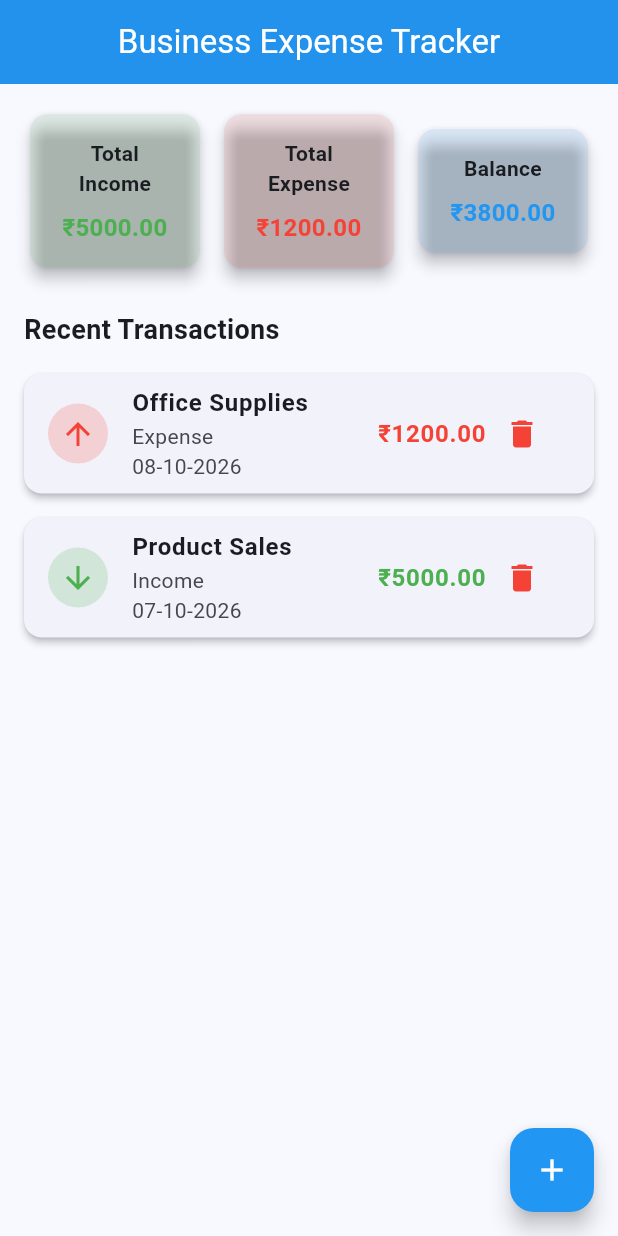
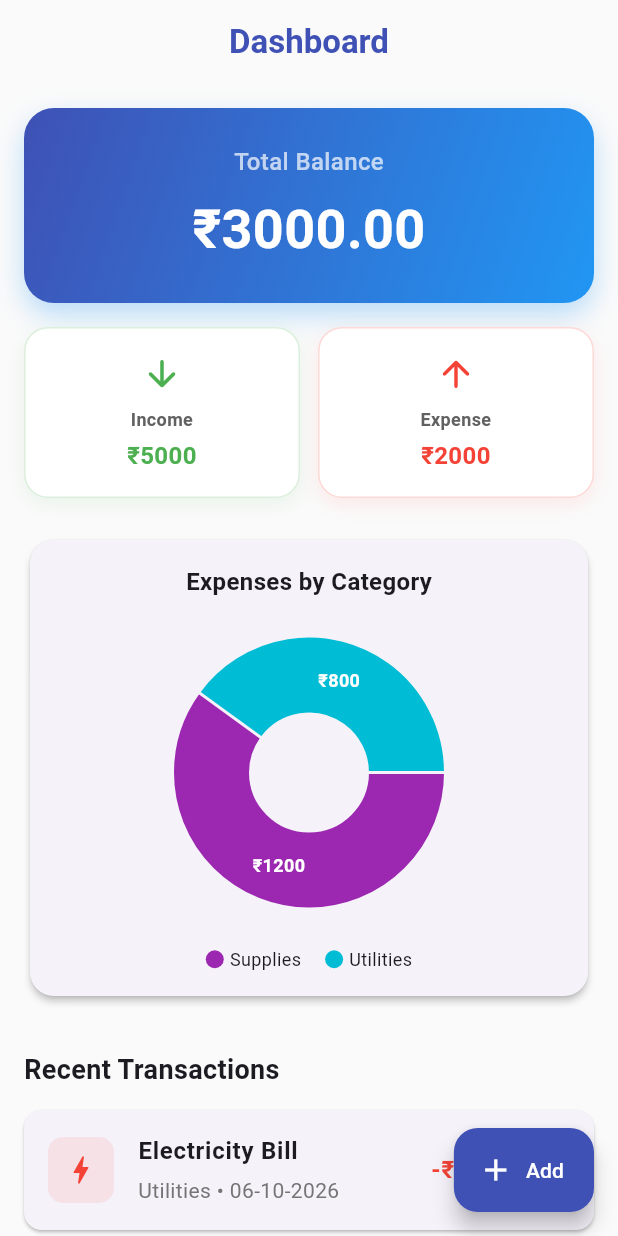
Before and after one commit to Saketh17-max/Expense-Tracker, a Flutter app: the screen it shows after launch, on a phone screen of 412 x 824 dp. Run offline on Flutter 3.47's test engine with Material 3 defaults, Android fonts, the phone set to English and light mode, and no system bars; drawn by our look-alikes of fl_chart.

Commit message:
feat: redesign UI, add categories, and add expense pie chart

```diff
--- a/lib/main.dart
+++ b/lib/main.dart
@@ -5,7 +5,6 @@ import 'screens/home_screen.dart';
 
 void main() {
   runApp(
-    // Wrap the entire app with ChangeNotifierProvider to manage state globally
     ChangeNotifierProvider(
       create: (context) => TransactionProvider(),
       child: const MyApp(),
@@ -20,26 +19,24 @@ class MyApp extends StatelessWidget {
   Widget build(BuildContext context) {
     return MaterialApp(
       title: 'Business Expense Tracker',
-      debugShowCheckedModeBanner: false, // Clean UI without debug banner
+      debugShowCheckedModeBanner: false,
       theme: ThemeData(
         useMaterial3: true,
-        primarySwatch: Colors.blue,
-        colorScheme: ColorScheme.fromSeed(seedColor: Colors.blue),
+        colorScheme: ColorScheme.fromSeed(
+          seedColor: Colors.indigo,
+          brightness: Brightness.light,
+        ),
         appBarTheme: const AppBarTheme(
-          backgroundColor: Colors.blue,
+          backgroundColor: Colors.transparent,
+          foregroundColor: Colors.indigo,
+          elevation: 0,
+        ),
+        floatingActionButtonTheme: FloatingActionButtonThemeData(
+          backgroundColor: Colors.indigo,
           foregroundColor: Colors.white,
-          elevation: 2,
+          shape: RoundedRectangleBorder(borderRadius: BorderRadius.circular(16)),
         ),
-        elevatedButtonTheme: ElevatedButtonThemeData(
-          style: ElevatedButton.styleFrom(
-            backgroundColor: Colors.blue,
-            foregroundColor: Colors.white,
-          ),
-        ),
-        floatingActionButtonTheme: const FloatingActionButtonThemeData(
-          backgroundColor: Colors.blue,
-          foregroundColor: Colors.white,
-        ),
+        scaffoldBackgroundColor: const Color(0xFFF8F9FA),
       ),
       home: const HomeScreen(),
     );
--- a/lib/models/transaction.dart
+++ b/lib/models/transaction.dart
@@ -6,6 +6,7 @@ class TransactionModel {
   final double amount;
   final TransactionType type;
   final DateTime date;
+  final String category; // Added category field
 
   TransactionModel({
     required this.id,
@@ -13,5 +14,6 @@ class TransactionModel {
     required this.amount,
     required this.type,
     required this.date,
+    required this.category,
   });
 }
--- a/lib/providers/transaction_provider.dart
+++ b/lib/providers/transaction_provider.dart
@@ -2,15 +2,15 @@ import 'package:flutter/material.dart';
 import '../models/transaction.dart';
 
 class TransactionProvider with ChangeNotifier {
-  // The private list of transactions
+  // Private list of transactions
   final List<TransactionModel> _transactions = [
-    // Some initial sample data to show the dashboard
     TransactionModel(
       id: DateTime.now().subtract(const Duration(days: 2)).toString(),
       title: 'Product Sales',
       amount: 5000,
       type: TransactionType.income,
       date: DateTime.now().subtract(const Duration(days: 2)),
+      category: 'Sales',
     ),
     TransactionModel(
       id: DateTime.now().subtract(const Duration(days: 1)).toString(),
@@ -18,53 +18,77 @@ class TransactionProvider with ChangeNotifier {
       amount: 1200,
       type: TransactionType.expense,
       date: DateTime.now().subtract(const Duration(days: 1)),
+      category: 'Supplies',
+    ),
+    TransactionModel(
+      id: DateTime.now().subtract(const Duration(days: 3)).toString(),
+      title: 'Electricity Bill',
+      amount: 800,
+      type: TransactionType.expense,
+      date: DateTime.now().subtract(const Duration(days: 3)),
+      category: 'Utilities',
     ),
   ];
 
-  // Getter to access the transaction list safely
   List<TransactionModel> get transactions {
-    // Return a copy or just the list, reversing it to show newest first
     return [..._transactions].reversed.toList();
   }
 
-  // Calculate total income
   double get totalIncome {
     double total = 0;
     for (var tx in _transactions) {
-      if (tx.type == TransactionType.income) {
-        total += tx.amount;
-      }
+      if (tx.type == TransactionType.income) total += tx.amount;
     }
     return total;
   }
 
-  // Calculate total expense
   double get totalExpense {
     double total = 0;
     for (var tx in _transactions) {
-      if (tx.type == TransactionType.expense) {
-        total += tx.amount;
-      }
+      if (tx.type == TransactionType.expense) total += tx.amount;
     }
     return total;
   }
 
-  // Calculate current balance (Income - Expense)
-  double get balance {
-    return totalIncome - totalExpense;
+  double get balance => totalIncome - totalExpense;
+
+  // Group expenses by category for charts
+  Map<String, double> get expensesByCategory {
+    Map<String, double> groupedData = {};
+    for (var tx in _transactions) {
+      if (tx.type == TransactionType.expense) {
+        if (groupedData.containsKey(tx.category)) {
+          groupedData[tx.category] = groupedData[tx.category]! + tx.amount;
+        } else {
+          groupedData[tx.category] = tx.amount;
+        }
+      }
+    }
+    return groupedData;
   }
 
-  // Add a new transaction
+  // Group income by category for charts
+  Map<String, double> get incomeByCategory {
+    Map<String, double> groupedData = {};
+    for (var tx in _transactions) {
+      if (tx.type == TransactionType.income) {
+        if (groupedData.containsKey(tx.category)) {
+          groupedData[tx.category] = groupedData[tx.category]! + tx.amount;
+        } else {
+          groupedData[tx.category] = tx.amount;
+        }
+      }
+    }
+    return groupedData;
+  }
+
   void addTransaction(TransactionModel newTx) {
     _transactions.add(newTx);
-    // notifyListeners() tells all listening widgets (like Consumer) to rebuild
     notifyListeners();
   }
 
-  // Delete a transaction by its ID
   void deleteTransaction(String id) {
     _transactions.removeWhere((tx) => tx.id == id);
-    // notifyListeners() updates the UI after deletion
     notifyListeners();
   }
 }
--- a/lib/screens/home_screen.dart
+++ b/lib/screens/home_screen.dart
@@ -3,6 +3,7 @@ import 'package:provider/provider.dart';
 import '../providers/transaction_provider.dart';
 import '../widgets/balance_card.dart';
 import '../widgets/transaction_card.dart';
+import '../widgets/expense_pie_chart.dart';
 import 'add_transaction_screen.dart';
 
 class HomeScreen extends StatelessWidget {
@@ -10,20 +11,45 @@ class HomeScreen extends StatelessWidget {
 
   @override
   Widget build(BuildContext context) {
-    // Scaffold provides the standard app structure
     return Scaffold(
+      backgroundColor: Colors.grey[50], // Slightly off-white background
       appBar: AppBar(
-        title: const Text('Business Expense Tracker'),
+        title: const Text('Dashboard', style: TextStyle(fontWeight: FontWeight.w600)),
         centerTitle: true,
+        elevation: 0,
       ),
-      body: Column(
+      body: Consumer<TransactionProvider>(
+        builder: (context, provider, child) {
+          final isEmpty = provider.transactions.isEmpty;
+
+          return CustomScrollView(
+            slivers: [
+              SliverToBoxAdapter(
+                child: Column(
                   crossAxisAlignment: CrossAxisAlignment.stretch,
                   children: [
-          // Display the summary cards for Income, Expense, and Balance
+                    // Summary Cards
                     const BalanceCard(),
 
+                    // Chart Section (Only show if there are transactions)
+                    if (!isEmpty)
                       const Padding(
                         padding: EdgeInsets.symmetric(horizontal: 16.0, vertical: 8.0),
+                        child: Card(
+                          elevation: 2,
+                          shape: RoundedRectangleBorder(
+                            borderRadius: BorderRadius.all(Radius.circular(16)),
+                          ),
+                          child: Padding(
+                            padding: EdgeInsets.all(16.0),
+                            child: ExpensePieChart(),
+                          ),
+                        ),
+                      ),
+
+                    // Title for Recent Transactions
+                    const Padding(
+                      padding: EdgeInsets.fromLTRB(16.0, 24.0, 16.0, 8.0),
                       child: Text(
                         'Recent Transactions',
                         style: TextStyle(
@@ -32,43 +58,47 @@ class HomeScreen extends StatelessWidget {
                         ),
                       ),
                     ),
+                  ],
+                ),
+              ),
 
-          // Expanded so the ListView takes the remaining screen space
-          Expanded(
-            // Consumer listens to TransactionProvider and rebuilds its builder
-            // function when notifyListeners() is called in the provider.
-            child: Consumer<TransactionProvider>(
-              builder: (context, provider, child) {
-                if (provider.transactions.isEmpty) {
-                  return const Center(
-                    child: Padding(
-                      padding: EdgeInsets.all(32.0),
-                      child: Text(
-                        'No transactions yet.\n\nAdd your first income or expense\nto start tracking your business.',
+              // Transactions List
+              if (isEmpty)
+                SliverFillRemaining(
+                  hasScrollBody: false,
+                  child: Center(
+                    child: Column(
+                      mainAxisAlignment: MainAxisAlignment.center,
+                      children: [
+                        Icon(Icons.account_balance_wallet_outlined, size: 64, color: Colors.grey[400]),
+                        const SizedBox(height: 16),
+                        Text(
+                          'No transactions yet.\nAdd your first income or expense!',
                           textAlign: TextAlign.center,
-                        style: TextStyle(
-                          fontSize: 16,
-                          color: Colors.grey,
+                          style: TextStyle(fontSize: 16, color: Colors.grey[600]),
+                        ),
+                      ],
+                    ),
+                  ),
+                )
+              else
+                SliverPadding(
+                  padding: const EdgeInsets.only(bottom: 80),
+                  sliver: SliverList(
+                    delegate: SliverChildBuilderDelegate(
+                      (context, index) {
+                        final tx = provider.transactions[index];
+                        return TransactionCard(transaction: tx);
+                      },
+                      childCount: provider.transactions.length,
                     ),
                   ),
                 ),
-                  );
-                }
-
-                return ListView.builder(
-                  itemCount: provider.transactions.length,
-                  itemBuilder: (context, index) {
-                    final tx = provider.transactions[index];
-                    return TransactionCard(transaction: tx);
-                  },
+            ],
           );
         },
       ),
-          ),
-        ],
-      ),
-      // FloatingActionButton navigates to the add transaction screen
-      floatingActionButton: FloatingActionButton(
+      floatingActionButton: FloatingActionButton.extended(
         onPressed: () {
           Navigator.push(
             context,
@@ -77,7 +107,8 @@ class HomeScreen extends StatelessWidget {
             ),
           );
         },
-        child: const Icon(Icons.add),
+        icon: const Icon(Icons.add),
+        label: const Text('Add'),
       ),
     );
   }
--- a/lib/widgets/balance_card.dart
+++ b/lib/widgets/balance_card.dart
@@ -8,31 +8,67 @@ class BalanceCard extends StatelessWidget {
 
   @override
   Widget build(BuildContext context) {
-    // We use context.watch() here so that this widget automatically
-    // rebuilds whenever the data in TransactionProvider changes.
     final provider = context.watch<TransactionProvider>();
 
     return Padding(
       padding: const EdgeInsets.all(16.0),
-      child: Row(
-        mainAxisAlignment: MainAxisAlignment.spaceEvenly,
+      child: Column(
+        children: [
+          // Large main balance
+          Container(
+            width: double.infinity,
+            padding: const EdgeInsets.symmetric(vertical: 24, horizontal: 16),
+            decoration: BoxDecoration(
+              gradient: const LinearGradient(
+                colors: [Colors.indigo, Colors.blue],
+                begin: Alignment.topLeft,
+                end: Alignment.bottomRight,
+              ),
+              borderRadius: BorderRadius.circular(20),
+              boxShadow: [
+                BoxShadow(
+                  color: Colors.blue.withValues(alpha: 0.3),
+                  blurRadius: 15,
+                  offset: const Offset(0, 8),
+                ),
+              ],
+            ),
+            child: Column(
+              children: [
+                const Text(
+                  'Total Balance',
+                  style: TextStyle(color: Colors.white70, fontSize: 16, fontWeight: FontWeight.w500),
+                ),
+                const SizedBox(height: 8),
+                Text(
+                  '₹${provider.balance.toStringAsFixed(2)}',
+                  style: const TextStyle(
+                    color: Colors.white,
+                    fontSize: 36,
+                    fontWeight: FontWeight.bold,
+                  ),
+                ),
+              ],
+            ),
+          ),
+          const SizedBox(height: 16),
+          // Income / Expense Row
+          Row(
             children: [
               SummaryCard(
-            title: 'Total Income',
+                title: 'Income',
                 amount: provider.totalIncome,
                 color: Colors.green,
+                icon: Icons.arrow_downward_rounded,
               ),
-          const SizedBox(width: 8),
+              const SizedBox(width: 12),
               SummaryCard(
-            title: 'Total Expense',
+                title: 'Expense',
                 amount: provider.totalExpense,
                 color: Colors.red,
+                icon: Icons.arrow_upward_rounded,
               ),
-          const SizedBox(width: 8),
-          SummaryCard(
-            title: 'Balance',
-            amount: provider.balance,
-            color: Colors.blue,
+            ],
           ),
         ],
       ),
--- /dev/null
+++ b/lib/widgets/expense_pie_chart.dart
@@ -0,0 +1,97 @@
+import 'package:flutter/material.dart';
+import 'package:fl_chart/fl_chart.dart';
+import 'package:provider/provider.dart';
+import '../providers/transaction_provider.dart';
+
+class ExpensePieChart extends StatelessWidget {
+  const ExpensePieChart({super.key});
+
+  @override
+  Widget build(BuildContext context) {
+    final provider = context.watch<TransactionProvider>();
+    final expensesByCategory = provider.expensesByCategory;
+
+    if (expensesByCategory.isEmpty) {
+      return const SizedBox(
+        height: 200,
+        child: Center(
+          child: Text(
+            'No expenses to show in chart',
+            style: TextStyle(color: Colors.grey),
+          ),
+        ),
+      );
+    }
+
+    // Assign colors to categories
+    final Map<String, Color> categoryColors = {
+      'Food': Colors.orange,
+      'Transport': Colors.blue,
+      'Utilities': Colors.cyan,
+      'Supplies': Colors.purple,
+      'Other': Colors.grey,
+    };
+
+    List<PieChartSectionData> sections = expensesByCategory.entries.map((entry) {
+      final category = entry.key;
+      final amount = entry.value;
+      final color = categoryColors[category] ?? Colors.indigo;
+
+      return PieChartSectionData(
+        color: color,
+        value: amount,
+        title: '₹${amount.toInt()}',
+        radius: 50,
+        titleStyle: const TextStyle(
+          fontSize: 12,
+          fontWeight: FontWeight.bold,
+          color: Colors.white,
+        ),
+      );
+    }).toList();
+
+    return Column(
+      children: [
+        const Text(
+          'Expenses by Category',
+          style: TextStyle(fontSize: 16, fontWeight: FontWeight.bold),
+        ),
+        const SizedBox(height: 16),
+        SizedBox(
+          height: 200,
+          child: PieChart(
+            PieChartData(
+              sections: sections,
+              centerSpaceRadius: 40,
+              sectionsSpace: 2,
+            ),
+          ),
+        ),
+        const SizedBox(height: 16),
+        // Legend
+        Wrap(
+          spacing: 16,
+          runSpacing: 8,
+          alignment: WrapAlignment.center,
+          children: expensesByCategory.keys.map((category) {
+            return Row(
+              mainAxisSize: MainAxisSize.min,
+              children: [
+                Container(
+                  width: 12,
+                  height: 12,
+                  decoration: BoxDecoration(
+                    color: categoryColors[category] ?? Colors.indigo,
+                    shape: BoxShape.circle,
+                  ),
+                ),
+                const SizedBox(width: 4),
+                Text(category, style: const TextStyle(fontSize: 12)),
+              ],
+            );
+          }).toList(),
+        ),
+      ],
+    );
+  }
+}
--- a/lib/widgets/summary_card.dart
+++ b/lib/widgets/summary_card.dart
@@ -4,39 +4,50 @@ class SummaryCard extends StatelessWidget {
   final String title;
   final double amount;
   final Color color;
+  final IconData icon;
 
   const SummaryCard({
     super.key,
     required this.title,
     required this.amount,
     required this.color,
+    required this.icon,
   });
 
   @override
   Widget build(BuildContext context) {
     return Expanded(
-      child: Card(
-        elevation: 4,
-        shape: RoundedRectangleBorder(
-          borderRadius: BorderRadius.circular(12),
+      child: Container(
+        padding: const EdgeInsets.all(16.0),
+        decoration: BoxDecoration(
+          color: Colors.white,
+          borderRadius: BorderRadius.circular(16),
+          boxShadow: [
+            BoxShadow(
+              color: color.withValues(alpha: 0.1),
+              blurRadius: 10,
+              offset: const Offset(0, 4),
             ),
-        color: color.withValues(alpha: 0.1),
-        child: Padding(
-          padding: const EdgeInsets.all(16.0),
+          ],
+          border: Border.all(color: color.withValues(alpha: 0.2)),
+        ),
         child: Column(
           mainAxisSize: MainAxisSize.min,
           children: [
+            Icon(icon, color: color, size: 28),
+            const SizedBox(height: 8),
             Text(
               title,
-                style: const TextStyle(
-                  fontSize: 14,
+              style: TextStyle(
+                fontSize: 12,
                 fontWeight: FontWeight.w600,
+                color: Colors.grey[700],
               ),
               textAlign: TextAlign.center,
             ),
-              const SizedBox(height: 8),
+            const SizedBox(height: 4),
             Text(
-                '₹${amount.toStringAsFixed(2)}',
+              '₹${amount.toStringAsFixed(0)}',
               style: TextStyle(
                 fontSize: 16,
                 fontWeight: FontWeight.bold,
@@ -47,7 +58,6 @@ class SummaryCard extends StatelessWidget {
           ],
         ),
       ),
-      ),
     );
   }
 }
--- a/lib/widgets/transaction_card.dart
+++ b/lib/widgets/transaction_card.dart
@@ -13,27 +13,21 @@ class TransactionCard extends StatelessWidget {
       context: context,
       builder: (BuildContext ctx) {
         return AlertDialog(
+          shape: RoundedRectangleBorder(borderRadius: BorderRadius.circular(16)),
           title: const Text('Delete Transaction?'),
           content: const Text('Are you sure you want to delete this transaction?'),
           actions: [
             TextButton(
-              onPressed: () {
-                Navigator.of(ctx).pop(); // Close dialog without deleting
-              },
+              onPressed: () => Navigator.of(ctx).pop(),
               child: const Text('Cancel'),
             ),
-            TextButton(
+            FilledButton(
+              style: FilledButton.styleFrom(backgroundColor: Colors.red),
               onPressed: () {
-                // Delete transaction using Provider and close dialog
-                // Using context.read() because we are inside an event handler
-                // and don't need to listen to changes here.
                 context.read<TransactionProvider>().deleteTransaction(transaction.id);
                 Navigator.of(ctx).pop();
               },
-              child: const Text(
-                'Delete',
-                style: TextStyle(color: Colors.red),
-              ),
+              child: const Text('Delete'),
             ),
           ],
         );
@@ -41,42 +35,57 @@ class TransactionCard extends StatelessWidget {
     );
   }
 
+  IconData _getCategoryIcon(String category) {
+    switch (category) {
+      case 'Food': return Icons.restaurant;
+      case 'Transport': return Icons.directions_car;
+      case 'Utilities': return Icons.bolt;
+      case 'Supplies': return Icons.shopping_bag;
+      case 'Sales': return Icons.storefront;
+      case 'Freelance': return Icons.computer;
+      case 'Investments': return Icons.trending_up;
+      default: return Icons.category;
+    }
+  }
+
   @override
   Widget build(BuildContext context) {
     final isIncome = transaction.type == TransactionType.income;
     final color = isIncome ? Colors.green : Colors.red;
 
-    // Formatting the date simply
     final String formattedDate =
         '${transaction.date.day.toString().padLeft(2, '0')}-${transaction.date.month.toString().padLeft(2, '0')}-${transaction.date.year}';
 
     return Card(
-      elevation: 2,
-      margin: const EdgeInsets.symmetric(horizontal: 16, vertical: 8),
+      elevation: 1,
+      margin: const EdgeInsets.symmetric(horizontal: 16, vertical: 6),
+      shape: RoundedRectangleBorder(borderRadius: BorderRadius.circular(12)),
       child: ListTile(
-        leading: CircleAvatar(
-          backgroundColor: color.withValues(alpha: 0.2),
+        contentPadding: const EdgeInsets.symmetric(horizontal: 16, vertical: 4),
+        leading: Container(
+          padding: const EdgeInsets.all(10),
+          decoration: BoxDecoration(
+            color: color.withValues(alpha: 0.1),
+            borderRadius: BorderRadius.circular(10),
+          ),
           child: Icon(
-            isIncome ? Icons.arrow_downward : Icons.arrow_upward,
+            _getCategoryIcon(transaction.category),
             color: color,
           ),
         ),
         title: Text(
           transaction.title,
-          style: const TextStyle(fontWeight: FontWeight.bold),
+          style: const TextStyle(fontWeight: FontWeight.bold, fontSize: 16),
         ),
-        subtitle: Column(
-          crossAxisAlignment: CrossAxisAlignment.start,
-          children: [
-            Text(isIncome ? 'Income' : 'Expense'),
-            Text(formattedDate),
-          ],
+        subtitle: Padding(
+          padding: const EdgeInsets.only(top: 4.0),
+          child: Text('${transaction.category} • $formattedDate', style: TextStyle(color: Colors.grey[600])),
         ),
         trailing: Row(
           mainAxisSize: MainAxisSize.min,
           children: [
             Text(
-              '₹${transaction.amount.toStringAsFixed(2)}',
+              '${isIncome ? '+' : '-'}₹${transaction.amount.toStringAsFixed(0)}',
               style: TextStyle(
                 fontWeight: FontWeight.bold,
                 fontSize: 16,
@@ -84,7 +93,7 @@ class TransactionCard extends StatelessWidget {
               ),
             ),
             IconButton(
-              icon: const Icon(Icons.delete, color: Colors.red),
+              icon: const Icon(Icons.delete_outline, color: Colors.grey),
               onPressed: () => _showDeleteConfirmation(context),
             ),
           ],
--- a/pubspec.yaml
+++ b/pubspec.yaml
@@ -7,6 +7,7 @@ environment:
   sdk: '>=3.1.0 <4.0.0'
 
 dependencies:
+  fl_chart: ^1.2.0
   flutter:
     sdk: flutter
   provider: ^6.1.2
```
Also changed, not shown: lib/screens/add_transaction_screen.dart (+95 -106 lines), pubspec.lock, 1 other file. Lines whose indentation alone changed are shown as unchanged.
